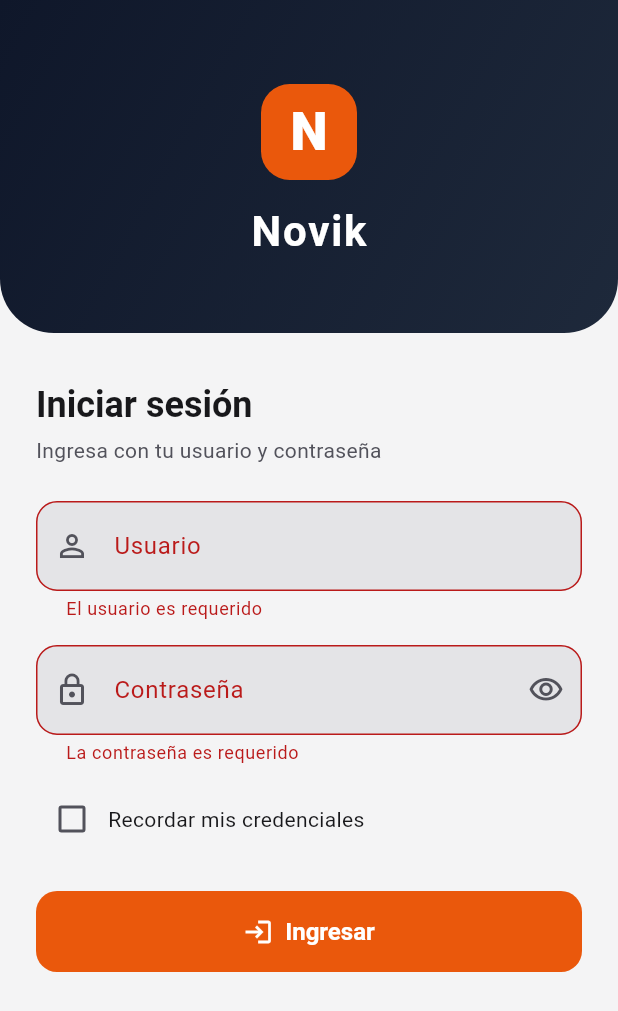
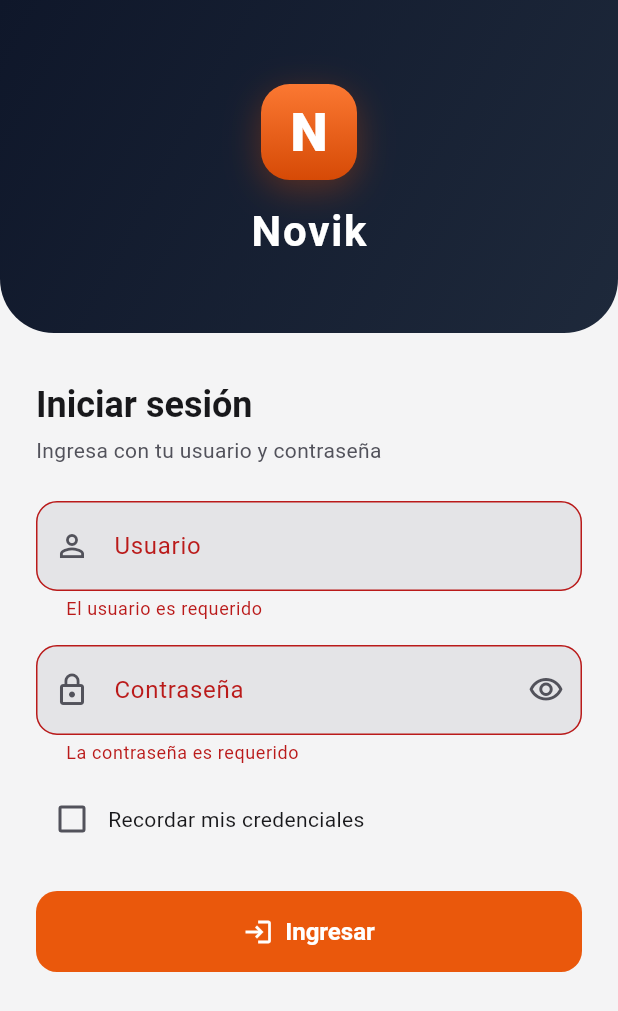
Before and after one commit to victorraulcancah/AppNovik, a Flutter app: the screen it shows after launch, after a tap on "Ingresar", on a phone screen of 412 x 824 dp. Shown: the top 1011 px of the screen. Run offline on Flutter 3.47's test engine with Material 3 defaults, Android fonts, the phone set to English and light mode, and no system bars; our stand-ins replace file_picker, flutter_secure_storage, pdf, printing, share_plus; accounts and stored records are empty.

Commit message:
Add animated components for smooth transitions and effects
- Implement AppEntrance for smooth fade-in and slide-up animations.
- Create AppPulse for continuous scaling effect on widgets.
- Introduce AppFadeSwitcher for content transitions with fade and scale effects.
- Add unit tests for AppEntrance, AppFadeSwitcher, and AppCardList to ensure proper animation behavior and state management.

```diff
--- a/lib/main.dart
+++ b/lib/main.dart
@@ -1,5 +1,6 @@
 import 'package:flutter/material.dart';
 import 'package:provider/provider.dart';
+
 import 'core/constants/app_constants.dart';
 import 'dependency_injection.dart';
 import 'presentation/components/components.dart';
@@ -56,17 +57,18 @@ class _AppWrapperState extends State<AppWrapper> {
   Widget build(BuildContext context) {
     final status = context.watch<AuthProvider>().status;
 
-    switch (status) {
-      case AuthStatus.authenticated:
-        return const MainShellPage();
-      case AuthStatus.initial:
-        return const AppLoadingScreen();
-      case AuthStatus.contextError:
-        return const SessionErrorPage();
-      case AuthStatus.loading:
-      case AuthStatus.unauthenticated:
-      case AuthStatus.error:
-        return const LoginPage();
-    }
+    // Cada pantalla grande entra con un fundido; el login conserva su estado
+    // mientras cambia entre "cargando", "sin sesión" y "error".
+    final (key, page) = switch (status) {
+      AuthStatus.authenticated => ('shell', const MainShellPage() as Widget),
+      AuthStatus.initial => ('loading', const AppLoadingScreen()),
+      AuthStatus.contextError => ('error', const SessionErrorPage()),
+      AuthStatus.loading ||
+      AuthStatus.unauthenticated ||
+      AuthStatus.error => ('login', const LoginPage()),
+    };
+    return AppFadeSwitcher(
+      child: KeyedSubtree(key: ValueKey(key), child: page),
+    );
   }
 }
--- a/lib/presentation/components/app_loading.dart
+++ b/lib/presentation/components/app_loading.dart
@@ -1,24 +1,37 @@
 import 'package:flutter/material.dart';
 import '../../theme/app_theme.dart';
+import 'app_logo.dart';
+import 'app_motion.dart';
 
-/// Pantalla de carga inicial: fondo azul pizarra de la marca y un indicador
-/// claro, sin el color de acción.
+/// Pantalla de carga inicial: fondo azul pizarra de la marca con el logo latiendo.
+/// El logo queda en el mismo lugar y tamaño (96) que el de la pantalla de arranque
+/// nativa, así el paso de una a otra no se nota.
 class AppLoadingScreen extends StatelessWidget {
   const AppLoadingScreen({super.key});
 
   @override
   Widget build(BuildContext context) {
-    return const Scaffold(
+    return Scaffold(
       backgroundColor: AppTheme.brandDark,
-      body: Center(
-        child: SizedBox(
-          width: 32,
-          height: 32,
-          child: CircularProgressIndicator(
-            strokeWidth: 3,
-            color: AppTheme.navMuted,
+      body: Stack(
+        alignment: Alignment.center,
+        children: [
+          const AppPulse(child: AppLogo(size: 96, showName: false)),
+          Align(
+            alignment: const Alignment(0, 0.45),
+            child: AppEntrance(
+              delay: const Duration(milliseconds: 400),
+              child: const SizedBox(
+                width: 28,
+                height: 28,
+                child: CircularProgressIndicator(
+                  strokeWidth: 3,
+                  color: AppTheme.navMuted,
+                ),
+              ),
+            ),
           ),
-        ),
+        ],
       ),
     );
   }
--- a/lib/presentation/components/app_logo.dart
+++ b/lib/presentation/components/app_logo.dart
@@ -1,7 +1,8 @@
 import 'package:flutter/material.dart';
 import '../../core/constants/app_constants.dart';
 
-/// Marca provisional de Novik (inicial + nombre) hasta tener el logo real.
+/// Marca de Novik: la "N" blanca sobre un cuadrado redondeado naranja con degradado
+/// (la misma del ícono de la app) y, opcionalmente, el nombre debajo.
 class AppLogo extends StatelessWidget {
   final double size;
   final bool showName;
@@ -15,6 +16,9 @@ class AppLogo extends StatelessWidget {
     this.showName = true,
     this.nameColor,
   });
+
+  static const _top = Color(0xFFFB7832);
+  static const _bottom = Color(0xFFD64A06);
 
   @override
   Widget build(BuildContext context) {
@@ -30,15 +34,27 @@ class AppLogo extends StatelessWidget {
             height: size,
             alignment: Alignment.center,
             decoration: BoxDecoration(
-              color: scheme.primary,
+              gradient: const LinearGradient(
+                begin: Alignment.topCenter,
+                end: Alignment.bottomCenter,
+                colors: [_top, _bottom],
+              ),
               borderRadius: BorderRadius.circular(size * 0.3),
+              boxShadow: [
+                BoxShadow(
+                  color: _bottom.withValues(alpha: 0.35),
+                  blurRadius: size * 0.3,
+                  offset: Offset(0, size * 0.1),
+                ),
+              ],
             ),
             child: Text(
               AppConstants.appName.substring(0, 1),
               style: TextStyle(
-                color: scheme.onPrimary,
+                color: Colors.white,
                 fontSize: size * 0.55,
                 fontWeight: FontWeight.w800,
+                height: 1,
               ),
             ),
           ),
--- /dev/null
+++ b/lib/presentation/components/app_motion.dart
@@ -0,0 +1,109 @@
+import 'package:flutter/material.dart';
+
+/// Aparición suave: el contenido entra con un fundido y un leve deslizamiento hacia arriba.
+///
+/// [delay] sirve para escalonar varios elementos (cada uno entra un poco después del anterior).
+/// Respeta el ajuste del sistema "quitar animaciones": en ese caso se muestra directo.
+class AppEntrance extends StatelessWidget {
+  final Widget child;
+  final Duration delay;
+  final Duration duration;
+
+  /// Cuánto sube mientras aparece (en píxeles lógicos).
+  final double offset;
+
+  const AppEntrance({
+    super.key,
+    required this.child,
+    this.delay = Duration.zero,
+    this.duration = const Duration(milliseconds: 380),
+    this.offset = 16,
+  });
+
+  @override
+  Widget build(BuildContext context) {
+    if (MediaQuery.maybeDisableAnimationsOf(context) ?? false) return child;
+
+    final total = delay + duration;
+    final curve = Interval(
+      delay.inMilliseconds / total.inMilliseconds,
+      1,
+      curve: Curves.easeOutCubic,
+    );
+    return TweenAnimationBuilder<double>(
+      tween: Tween(begin: 0, end: 1),
+      duration: total,
+      curve: curve,
+      child: child,
+      builder: (context, t, child) => Opacity(
+        opacity: t,
+        child: Transform.translate(offset: Offset(0, (1 - t) * offset), child: child),
+      ),
+    );
+  }
+}
+
+/// Latido suave y continuo (escala), para marcas o íconos mientras se espera.
+class AppPulse extends StatefulWidget {
+  final Widget child;
+
+  const AppPulse({super.key, required this.child});
+
+  @override
+  State<AppPulse> createState() => _AppPulseState();
+}
+
+class _AppPulseState extends State<AppPulse> with SingleTickerProviderStateMixin {
+  late final AnimationController _controller = AnimationController(
+    vsync: this,
+    duration: const Duration(milliseconds: 1100),
+  );
+
+  @override
+  void initState() {
+    super.initState();
+    _controller.repeat(reverse: true);
+  }
+
+  @override
+  void dispose() {
+    _controller.dispose();
+    super.dispose();
+  }
+
+  @override
+  Widget build(BuildContext context) {
+    if (MediaQuery.maybeDisableAnimationsOf(context) ?? false) return widget.child;
+    return ScaleTransition(
+      scale: Tween<double>(begin: 0.94, end: 1.04).animate(
+        CurvedAnimation(parent: _controller, curve: Curves.easeInOut),
+      ),
+      child: widget.child,
+    );
+  }
+}
+
+/// Cambio de contenido con fundido (y un leve zoom) al pasar de un módulo a otro.
+/// Cada hijo debe traer una `key` distinta para que se note el cambio.
+class AppFadeSwitcher extends StatelessWidget {
+  final Widget child;
+
+  const AppFadeSwitcher({super.key, required this.child});
+
+  @override
+  Widget build(BuildContext context) {
+    return AnimatedSwitcher(
+      duration: const Duration(milliseconds: 260),
+      switchInCurve: Curves.easeOutCubic,
+      switchOutCurve: Curves.easeInCubic,
+      transitionBuilder: (child, animation) => FadeTransition(
+        opacity: animation,
+        child: ScaleTransition(
+          scale: Tween<double>(begin: 0.98, end: 1).animate(animation),
+          child: child,
+        ),
+      ),
+      child: child,
+    );
+  }
+}
--- a/lib/presentation/components/components.dart
+++ b/lib/presentation/components/components.dart
@@ -13,6 +13,7 @@ export 'app_list_card.dart';
 export 'app_list_row.dart';
 export 'app_loading.dart';
 export 'app_logo.dart';
+export 'app_motion.dart';
 export 'app_modal.dart';
 export 'app_page_header.dart';
 export 'app_pickers.dart';
--- a/lib/presentation/pages/login_page.dart
+++ b/lib/presentation/pages/login_page.dart
@@ -1,5 +1,6 @@
 import 'package:flutter/material.dart';
 import 'package:provider/provider.dart';
+
 import '../../core/constants/app_constants.dart';
 import '../../core/utils/validators.dart';
 import '../../theme/app_theme.dart';
@@ -76,7 +77,10 @@ class _LoginPageState extends State<LoginPage> {
                   _Header(topPadding: MediaQuery.paddingOf(context).top),
                   Padding(
                     padding: const EdgeInsets.fromLTRB(24, 32, 24, 24),
+                    child: AppEntrance(
+                      delay: const Duration(milliseconds: 200),
                       child: _form(),
+                    ),
                   ),
                 ],
               ),
@@ -101,15 +105,21 @@ class _LoginPageState extends State<LoginPage> {
                 child: Column(
                   mainAxisSize: MainAxisSize.min,
                   children: [
-                    const AppLogo(nameColor: Colors.white),
+                    const AppEntrance(
+                      offset: 24,
+                      child: AppLogo(nameColor: Colors.white),
+                    ),
                     const SizedBox(height: 28),
-                    Container(
+                    AppEntrance(
+                      delay: const Duration(milliseconds: 200),
+                      child: Container(
                         padding: const EdgeInsets.all(32),
                         decoration: BoxDecoration(
                           color: Theme.of(context).colorScheme.surface,
                           borderRadius: BorderRadius.circular(24),
                         ),
                         child: _form(),
+                      ),
                     ),
                   ],
                 ),
@@ -167,7 +177,9 @@ class _LoginPageState extends State<LoginPage> {
             const SizedBox(height: 8),
             InkWell(
               borderRadius: BorderRadius.circular(8),
-              onTap: loading ? null : () => setState(() => _remember = !_remember),
+              onTap: loading
+                  ? null
+                  : () => setState(() => _remember = !_remember),
               child: Padding(
                 padding: const EdgeInsets.symmetric(vertical: 4),
                 child: Row(
@@ -220,7 +232,13 @@ class _Header extends StatelessWidget {
         gradient: _darkGradient,
         borderRadius: BorderRadius.vertical(bottom: Radius.circular(36)),
       ),
-      child: const Center(child: AppLogo(nameColor: Colors.white)),
+      child: const Center(
+        child: AppEntrance(
+          offset: 24,
+          duration: Duration(milliseconds: 600),
+          child: AppLogo(nameColor: Colors.white),
+        ),
+      ),
     );
   }
 }
--- a/lib/theme/app_theme.dart
+++ b/lib/theme/app_theme.dart
@@ -1,3 +1,4 @@
+import 'package:flutter/cupertino.dart' show CupertinoPageTransitionsBuilder;
 import 'package:flutter/material.dart';
 
 /// Tema Material 3 de Novik: esquemas claro y oscuro con el naranja de acción
@@ -27,7 +28,8 @@ class AppTheme {
 
   static ThemeData _build(Brightness brightness) {
     final isLight = brightness == Brightness.light;
-    final scheme = ColorScheme.fromSeed(
+    final scheme =
+        ColorScheme.fromSeed(
           seedColor: primary,
           brightness: brightness,
         ).copyWith(
@@ -35,31 +37,44 @@ class AppTheme {
           onPrimary: Colors.white,
           // Superficies en grises neutros: el naranja queda solo para las acciones.
           surface: isLight ? const Color(0xFFF4F4F5) : const Color(0xFF18181B),
-      onSurface: isLight ? const Color(0xFF18181B) : const Color(0xFFFAFAFA),
-      onSurfaceVariant:
-          isLight ? const Color(0xFF52525B) : const Color(0xFFA1A1AA),
-      surfaceContainerLowest:
-          isLight ? const Color(0xFFFFFFFF) : const Color(0xFF0F0F11),
-      surfaceContainerLow:
-          isLight ? const Color(0xFFF4F4F5) : const Color(0xFF1F1F23),
-      surfaceContainer:
-          isLight ? const Color(0xFFEDEDEF) : const Color(0xFF27272A),
-      surfaceContainerHigh:
-          isLight ? const Color(0xFFE4E4E7) : const Color(0xFF2E2E32),
-      surfaceContainerHighest:
-          isLight ? const Color(0xFFD4D4D8) : const Color(0xFF3F3F46),
+          onSurface: isLight
+              ? const Color(0xFF18181B)
+              : const Color(0xFFFAFAFA),
+          onSurfaceVariant: isLight
+              ? const Color(0xFF52525B)
+              : const Color(0xFFA1A1AA),
+          surfaceContainerLowest: isLight
+              ? const Color(0xFFFFFFFF)
+              : const Color(0xFF0F0F11),
+          surfaceContainerLow: isLight
+              ? const Color(0xFFF4F4F5)
+              : const Color(0xFF1F1F23),
+          surfaceContainer: isLight
+              ? const Color(0xFFEDEDEF)
+              : const Color(0xFF27272A),
+          surfaceContainerHigh: isLight
+              ? const Color(0xFFE4E4E7)
+              : const Color(0xFF2E2E32),
+          surfaceContainerHighest: isLight
+              ? const Color(0xFFD4D4D8)
+              : const Color(0xFF3F3F46),
           outline: isLight ? const Color(0xFF71717A) : const Color(0xFF71717A),
-      outlineVariant:
-          isLight ? const Color(0xFFD4D4D8) : const Color(0xFF3F3F46),
-      secondaryContainer:
-          isLight ? const Color(0xFFE4E4E7) : const Color(0xFF3F3F46),
-      onSecondaryContainer:
-          isLight ? const Color(0xFF18181B) : const Color(0xFFFAFAFA),
+          outlineVariant: isLight
+              ? const Color(0xFFD4D4D8)
+              : const Color(0xFF3F3F46),
+          secondaryContainer: isLight
+              ? const Color(0xFFE4E4E7)
+              : const Color(0xFF3F3F46),
+          onSecondaryContainer: isLight
+              ? const Color(0xFF18181B)
+              : const Color(0xFFFAFAFA),
           surfaceTint: Colors.transparent,
         );
 
-    OutlineInputBorder border([Color color = Colors.transparent, double width = 1]) =>
-        OutlineInputBorder(
+    OutlineInputBorder border([
+      Color color = Colors.transparent,
+      double width = 1,
+    ]) => OutlineInputBorder(
       borderRadius: BorderRadius.circular(radius),
       borderSide: BorderSide(color: color, width: width),
     );
@@ -68,6 +83,13 @@ class AppTheme {
       useMaterial3: true,
       colorScheme: scheme,
       scaffoldBackgroundColor: scheme.surface,
+      // Transiciones entre pantallas: fundido con avance suave (Android) y deslizamiento nativo (iOS).
+      pageTransitionsTheme: const PageTransitionsTheme(
+        builders: {
+          TargetPlatform.android: FadeForwardsPageTransitionsBuilder(),
+          TargetPlatform.iOS: CupertinoPageTransitionsBuilder(),
+        },
+      ),
       appBarTheme: AppBarTheme(
         backgroundColor: scheme.surface,
         foregroundColor: scheme.onSurface,
@@ -76,7 +98,10 @@ class AppTheme {
       inputDecorationTheme: InputDecorationTheme(
         filled: true,
         fillColor: scheme.surfaceContainerHigh,
-        contentPadding: const EdgeInsets.symmetric(horizontal: 16, vertical: 18),
+        contentPadding: const EdgeInsets.symmetric(
+          horizontal: 16,
+          vertical: 18,
+        ),
         border: border(),
         enabledBorder: border(),
         focusedBorder: border(primary, 1.6),
--- a/pubspec.yaml
+++ b/pubspec.yaml
@@ -71,6 +71,7 @@ flutter:
     - assets/fonts/Roboto-Regular.ttf
     - assets/fonts/Roboto-Bold.ttf
     - assets/docs/
+    - assets/images/
 
   # To add assets to your application, add an assets section, like this:
   # assets:
```
Also changed, not shown: lib/presentation/components/app_card_list.dart (+85 -10 lines), lib/presentation/pages/main_shell_page.dart (+29 -8 lines), assets/images/logo.png (added), 58 other files. Lines whose indentation alone changed are shown as unchanged.
